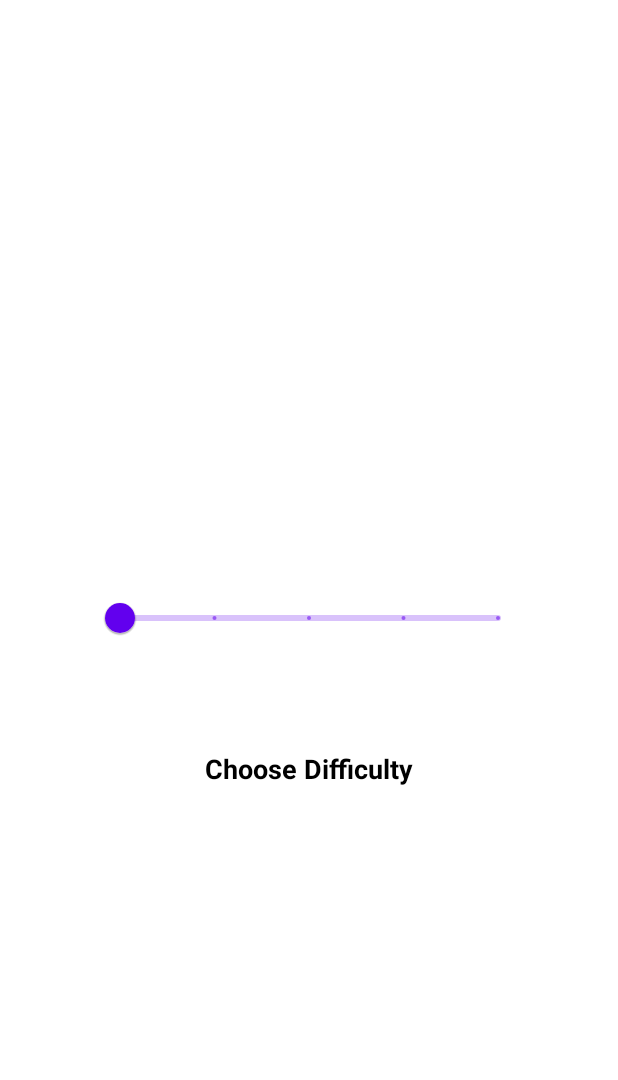
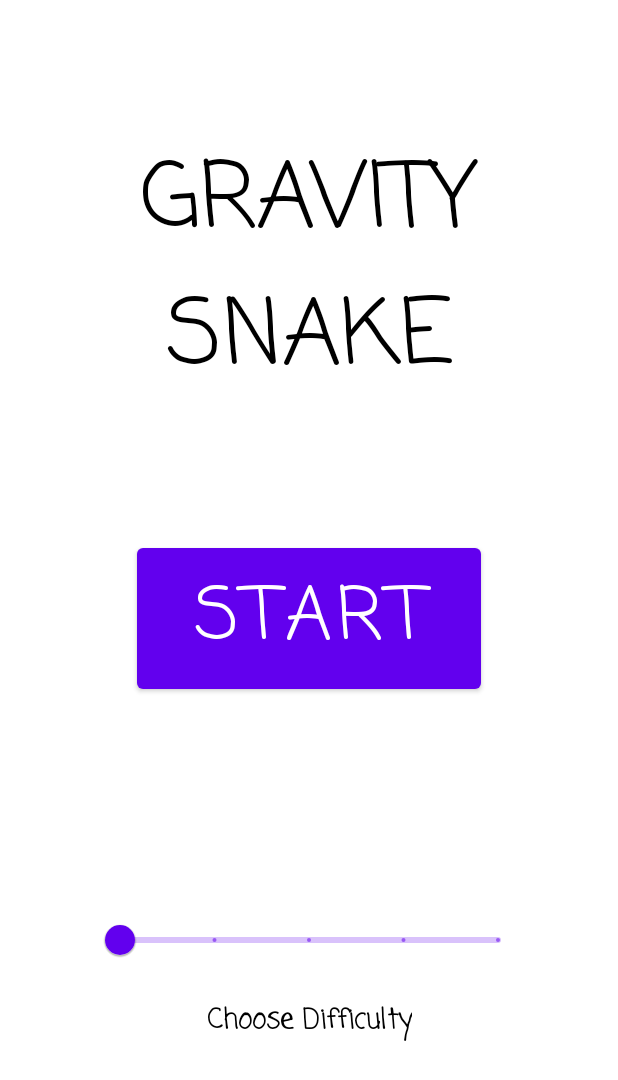
Before and after one commit to tylervalentine/Gravity-Snake-Game, an Android app: the layout welcome_screen.xml on its own in the app's theme, with its tools: preview values and no code run, on a phone screen of 412 x 824 dp. Shown: the top 1080 px of the screen. Run offline under Robolectric (Android 15) with nearby library versions, the phone set to English and light mode, and no system bars.

Commit message:
welcome screen

```diff
--- a/app/src/main/res/layout/welcome_screen.xml
+++ b/app/src/main/res/layout/welcome_screen.xml
@@ -6,6 +6,32 @@
     android:layout_width="match_parent"
     android:layout_height="match_parent"
     tools:context=".GameActivity">
+
+    <TextView
+        android:id="@+id/gameTitle"
+        android:layout_width="wrap_content"
+        android:layout_height="wrap_content"
+        android:fontFamily="casual"
+        android:textAlignment="center"
+        android:textColor="#000000"
+        android:textSize="60sp"
+        app:layout_constraintBottom_toTopOf="@+id/startButton"
+        app:layout_constraintEnd_toEndOf="parent"
+        app:layout_constraintStart_toStartOf="parent"
+        app:layout_constraintTop_toTopOf="parent"
+        tools:text="@string/game_title" />
+
+    <Button
+        android:id="@+id/startButton"
+        android:layout_width="229dp"
+        android:layout_height="106dp"
+        android:fontFamily="casual"
+        android:text="@string/start_game"
+        android:textSize="48sp"
+        app:layout_constraintBottom_toBottomOf="parent"
+        app:layout_constraintEnd_toEndOf="parent"
+        app:layout_constraintStart_toStartOf="parent"
+        app:layout_constraintTop_toTopOf="parent" />
 
     <com.google.android.material.slider.Slider
         android:id="@+id/difficultySlider"
@@ -18,21 +44,23 @@
         app:layout_constraintBottom_toBottomOf="parent"
         app:layout_constraintEnd_toEndOf="parent"
         app:layout_constraintStart_toStartOf="parent"
-        app:layout_constraintTop_toTopOf="parent" />
+        app:layout_constraintTop_toBottomOf="@+id/startButton"
+        app:layout_constraintVertical_bias="0.40"
+        tools:ignore="SpeakableTextPresentCheck" />
 
     <TextView
         android:id="@+id/difficultyResult"
         android:layout_width="wrap_content"
         android:layout_height="wrap_content"
         android:layout_margin="64dp"
+        android:fontFamily="casual"
         android:textColor="@color/black"
         android:textSize="18sp"
         android:textStyle="bold"
         app:layout_constraintEnd_toEndOf="parent"
         app:layout_constraintStart_toStartOf="parent"
-        app:layout_constraintTop_toBottomOf="@+id/difficultySlider"
+        app:layout_constraintTop_toTopOf="@+id/difficultySlider"
         tools:text="@string/difficulty_setting" />
 
 </androidx.constraintlayout.widget.ConstraintLayout>
-
     <!-- Code from https://www.geeksforgeeks.org/how-to-customise-mdc-sliders-in-android/ -->
--- a/app/src/main/res/values/strings.xml
+++ b/app/src/main/res/values/strings.xml
@@ -1,4 +1,6 @@
 <resources>
     <string name="app_name">GravitySnake</string>
     <string name="difficulty_setting">Choose Difficulty</string>
+    <string name="game_title">GRAVITY SNAKE</string>
+    <string name="start_game">START</string>
 </resources>
```
